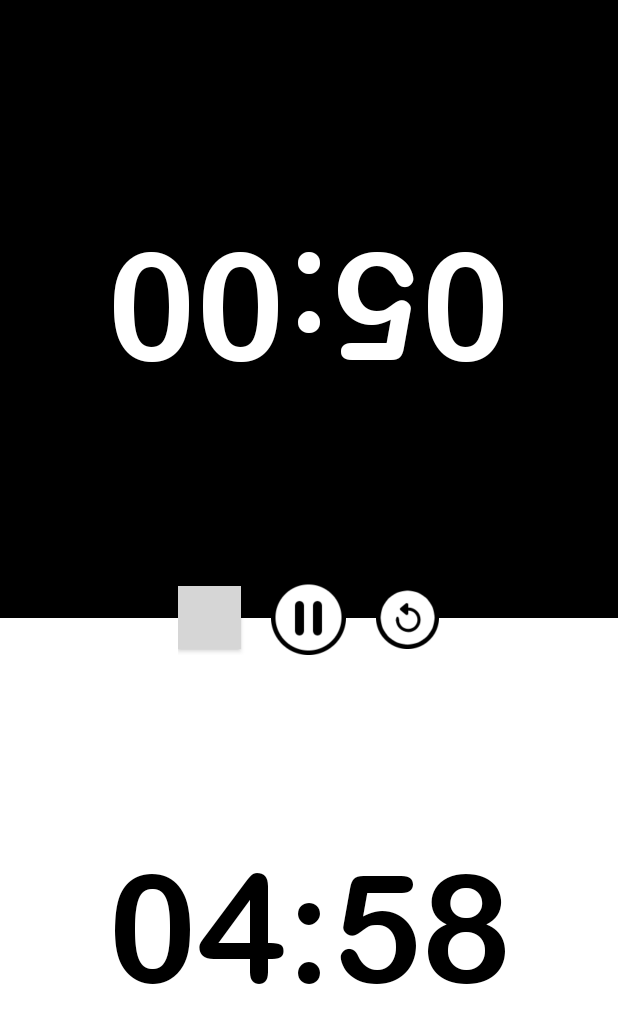
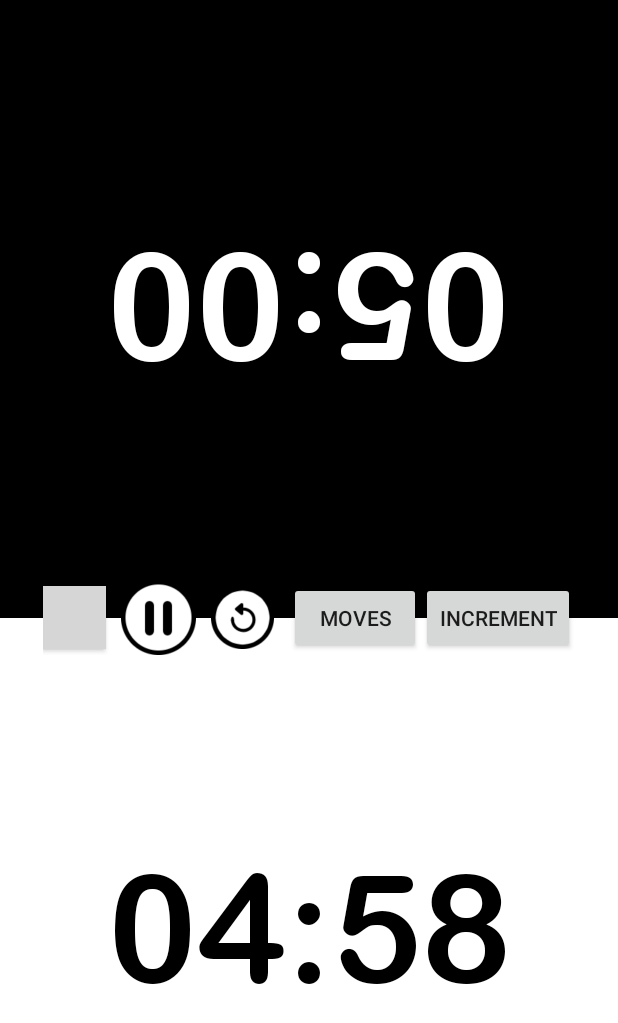
Before and after one commit to lhlavati/ChessTimer, an Android app: the screen it shows after launch (MainActivity), after a tap on "05:00", on a phone screen of 412 x 824 dp. Shown: the top 1023 px of the screen. Run offline under Robolectric (Android 15) with nearby library versions, the phone set to English and light mode, and no system bars; grey boxes are pictures that could not be loaded.

Commit message:
Added two activites, one for counting moves and other for changing increment

```diff
--- a/app/src/main/AndroidManifest.xml
+++ b/app/src/main/AndroidManifest.xml
@@ -9,6 +9,8 @@
         android:roundIcon="@mipmap/chesstimerlogo"
         android:supportsRtl="true"
         android:theme="@style/AppTheme.Launcher">
+        <activity android:name=".Increment"></activity>
+        <activity android:name=".Moves" />
         <activity android:name=".MainActivity">
             <intent-filter>
                 <action android:name="android.intent.action.MAIN" />
--- a/app/src/main/java/luka/ferit/myapplication/MainActivity.java
+++ b/app/src/main/java/luka/ferit/myapplication/MainActivity.java
@@ -1,11 +1,13 @@
 package luka.ferit.myapplication;
 
+import androidx.annotation.Nullable;
 import androidx.appcompat.app.AppCompatActivity;
 
 import android.annotation.SuppressLint;
 import android.app.AlertDialog;
 import android.app.Dialog;
 import android.content.DialogInterface;
+import android.content.Intent;
 import android.os.Bundle;
 import android.os.CountDownTimer;
 import android.text.Layout;
@@ -21,11 +23,19 @@ import java.util.concurrent.TimeUnit;
 
 public class MainActivity extends AppCompatActivity {
 
+    public static final String WHITE = "white_moves";
+    public static final String BLACK = "black_moves";
+
     private long START_TIME_IN_MILLIS = 300000;
     private long toMillis;
+    int whiteMoves = 0;
+    int blackMoves = 0;
+    int increment = 0;
 
     private TextView mTextViewWhite;
     private TextView mTextViewBlack;
+    private Button mButtonIncrement;
+    private Button mButtonMoves;
     private Button mButtonStartPause;
     private Button mButtonReset;
     private Button mButtonSettings;
@@ -56,12 +66,16 @@ public class MainActivity extends AppCompatActivity {
             @Override
             public void onClick(View v) {
                 startBlackTimer();
+                mTimeLeftInMillisWhite += increment;
+                updateWhiteTimer();
             }
         });
         mBlackLayout.setOnClickListener(new View.OnClickListener() {
             @Override
             public void onClick(View v) {
                 startWhiteTimer();
+                mTimeLeftInMillisBlack += increment;
+                updateBlackTimer();
             }
         });
         mButtonReset = findViewById(R.id.buttonRestart);
@@ -84,13 +98,49 @@ public class MainActivity extends AppCompatActivity {
                 }
             }
         });
-    mButtonSettings = findViewById(R.id.buttonSettings);
-    mButtonSettings.setOnClickListener(new View.OnClickListener() {
+        mButtonSettings = findViewById(R.id.buttonSettings);
+        mButtonSettings.setOnClickListener(new View.OnClickListener() {
         @Override
         public void onClick(View v) {
             settings();
         }
     });
+        mButtonIncrement = findViewById(R.id.buttonIncrement);
+        mButtonIncrement.setOnClickListener(new View.OnClickListener() {
+            @Override
+            public void onClick(View v) {
+                openThirdActivity();
+            }
+        });
+        mButtonMoves = findViewById(R.id.buttonMoves);
+        mButtonMoves.setOnClickListener(new View.OnClickListener() {
+            @Override
+            public void onClick(View v) {
+                openSecondActivity();
+            }
+        });
+    }
+
+    private void openSecondActivity(){
+        Intent intent = new Intent(this, Moves.class);
+        intent.putExtra(WHITE, whiteMoves);
+        intent.putExtra(BLACK, blackMoves);
+        startActivity(intent);
+    }
+
+    private void openThirdActivity(){
+        Intent intent = new Intent(this, Increment.class);
+        startActivityForResult(intent, 1);
+    }
+
+    @Override
+    protected void onActivityResult(int requestCode, int resultCode, @Nullable Intent data) {
+        super.onActivityResult(requestCode, resultCode, data);
+        if(requestCode == 1 && resultCode == RESULT_OK){
+            assert data != null;
+            int result = data.getIntExtra("result", 0);
+            increment = result * 1000;
+        }
     }
 
     private void startWhiteTimer(){
@@ -98,6 +148,7 @@ public class MainActivity extends AppCompatActivity {
 
         if(mTimerRunningWhite) return;
 
+        whiteMoves++;
         mTimerRunningWhite = true;
         mWhiteLastToPlay = true;
 
@@ -144,6 +195,7 @@ public class MainActivity extends AppCompatActivity {
 
         if(mTimerRunningBlack) return;
 
+        blackMoves++;
         mTimerRunningBlack = true;
         mWhiteLastToPlay = false;
 
--- a/app/src/main/res/layout/activity_main.xml
+++ b/app/src/main/res/layout/activity_main.xml
@@ -83,8 +83,8 @@
             android:id="@+id/buttonStartPause"
             android:layout_width="50dp"
             android:layout_height="50dp"
-            android:layout_marginLeft="20dp"
-            android:layout_marginRight="20dp"
+            android:layout_marginLeft="10dp"
+            android:layout_marginRight="10dp"
             android:background="@drawable/play" />
 
         <Button
@@ -93,6 +93,19 @@
             android:layout_height="42dp"
             android:background="@drawable/restart" />
 
+        <Button
+            android:id="@+id/buttonMoves"
+            android:layout_width="wrap_content"
+            android:layout_height="wrap_content"
+            android:layout_marginStart="10dp"
+            android:text="MOVES"/>
+
+        <Button
+            android:id="@+id/buttonIncrement"
+            android:layout_width="wrap_content"
+            android:layout_height="wrap_content"
+            android:text="INCREMENT"/>
+
     </LinearLayout>
 
 </RelativeLayout>
```
Also changed, not shown: app/src/main/java/luka/ferit/myapplication/Increment.java (added, +33 -0 lines), app/src/main/java/luka/ferit/myapplication/Moves.java (added, +31 -0 lines), app/src/main/res/drawable/selector.xml (added, +17 -0 lines), app/src/main/res/layout/activity_increment.xml (added, +46 -0 lines), app/src/main/res/layout/moves.xml (added, +69 -0 lines), app/src/main/res/drawable/chessboard.png (added).
